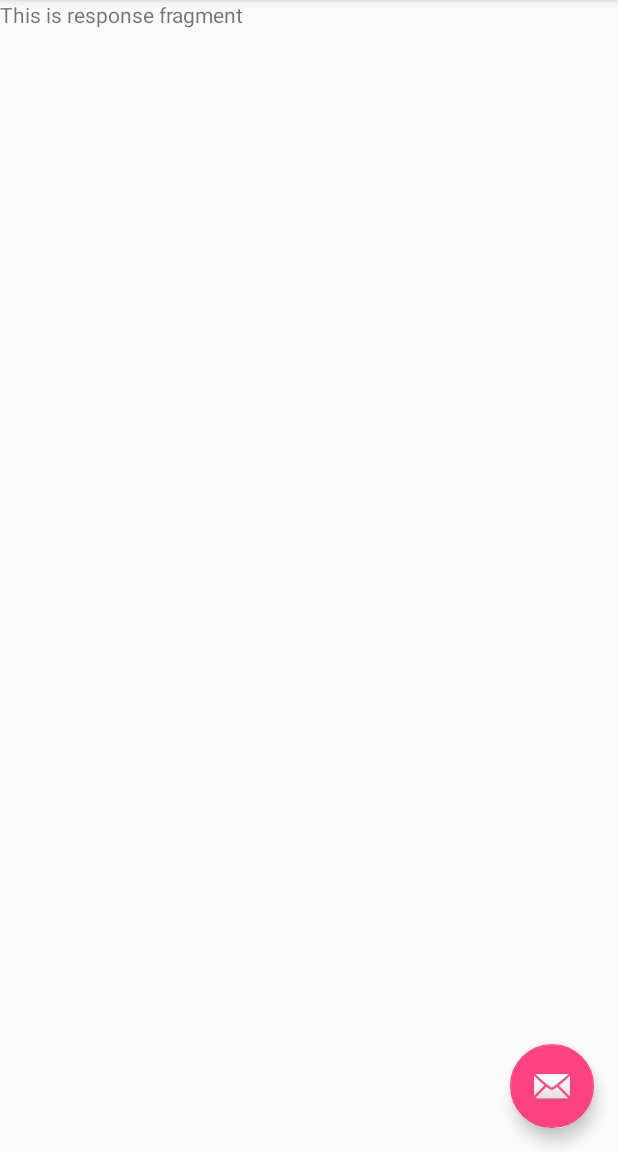
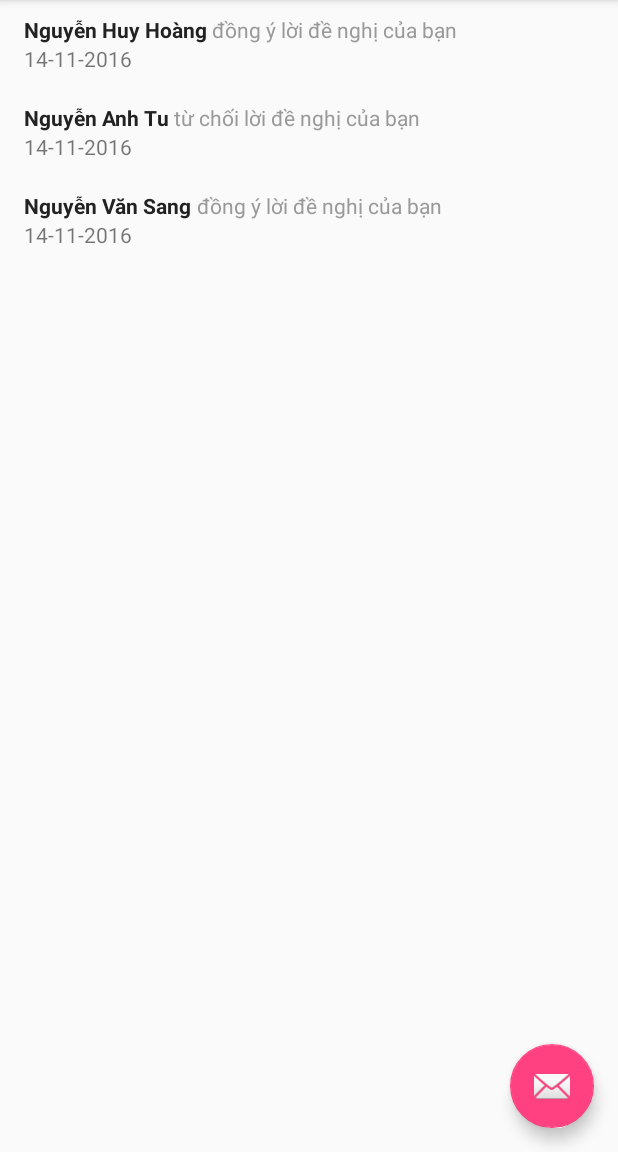
Before and after one commit to huyhoangk50/shipper, an Android app: the fragment SPNotificationFragment placed in its activity, on a phone screen of 412 x 824 dp, the part 84-1236 px from its top. Run offline under Robolectric (Android 15) with nearby library versions, the phone set to English and light mode, and no system bars; pictures from the network do not load; 3 statements that could not run were skipped.

Commit message:
xong cai notification

```diff
--- a/app/src/main/java/com/app/temproject/shipper/Activity/ReadFileActivity.java
+++ b/app/src/main/java/com/app/temproject/shipper/Activity/ReadFileActivity.java
@@ -36,7 +36,7 @@ public class ReadFileActivity{
         }
 
         if(text.toString().trim().equals("")){
-            return "http://192.168.0.102:3000/";
+            return "http://192.168.0.103:3000/";
         }else {
             return text.toString().trim();
         }
--- /dev/null
+++ b/app/src/main/java/com/app/temproject/shipper/Adapter/Shipper/SPNotificationAdapter.java
@@ -0,0 +1,72 @@
+package com.app.temproject.shipper.Adapter.Shipper;
+
+/**
+ * Created by hieppso194 on 09/12/2016.
+ */
+
+import android.support.v7.widget.RecyclerView;
+import android.view.LayoutInflater;
+import android.view.View;
+import android.view.ViewGroup;
+import android.widget.TextView;
+
+import com.app.temproject.shipper.Object.Notification;
+import com.app.temproject.shipper.ProjectVariable.Constant;
+import com.app.temproject.shipper.R;
+
+import java.util.List;
+
+public class SPNotificationAdapter extends RecyclerView.Adapter<SPNotificationAdapter.MyViewHolder> {
+
+    private List<Notification> SPNotificationList;
+
+    public class MyViewHolder extends RecyclerView.ViewHolder {
+        private TextView STActorName;
+        private TextView STAction;
+        private TextView STCreatedTime;
+
+        public MyViewHolder(View view) {
+            super(view);
+            STActorName = (TextView) view.findViewById(R.id.tv_STActorName);
+            STAction = (TextView) view.findViewById(R.id.tv_STAction);
+            STCreatedTime = (TextView) view.findViewById(R.id.tv_STCreatedTime);
+        }
+    }
+
+
+    public SPNotificationAdapter(List<Notification> SPNotificationList) {
+        this.SPNotificationList = SPNotificationList;
+    }
+
+    @Override
+    public MyViewHolder onCreateViewHolder(ViewGroup parent, int viewType) {
+        View itemView = LayoutInflater.from(parent.getContext())
+                .inflate(R.layout.sp_notification_list_row, parent, false);
+
+        return new MyViewHolder(itemView);
+    }
+
+    @Override
+    public void onBindViewHolder(MyViewHolder holder, int position) {
+        Notification notification = SPNotificationList.get(position);
+
+        holder.STActorName.setText(notification.getActorName());
+
+        if(notification.getCode() == Constant.ST_ACCEPT_CODE){
+            holder.STAction.setText("đồng ý lời đề nghị của bạn ");
+        } else if(notification.getCode() == Constant.ST_REFUSE_CODE){
+            holder.STAction.setText("từ chối lời đề nghị của bạn ");
+        } else if(notification.getCode() == Constant.SP_REQUEST_CODE){
+            holder.STAction.setText("gửi lời đề nghị của bạn ");
+        } else if(notification.getCode() == Constant.SP_CANCEL_CODE){
+            holder.STAction.setText("hủy bỏ lời đề nghị của bạn ");
+        }
+
+        holder.STCreatedTime.setText(notification.getCreatedTime());
+    }
+
+    @Override
+    public int getItemCount() {
+        return SPNotificationList.size();
+    }
+}
--- a/app/src/main/java/com/app/temproject/shipper/Fragment/Shipper/SPNotificationFragment.java
+++ b/app/src/main/java/com/app/temproject/shipper/Fragment/Shipper/SPNotificationFragment.java
@@ -2,33 +2,73 @@ package com.app.temproject.shipper.Fragment.Shipper;
 
 import android.os.Bundle;
 import android.support.v4.app.Fragment;
+import android.support.v7.app.AppCompatActivity;
+import android.support.v7.widget.RecyclerView;
+import android.support.v7.widget.Toolbar;
 import android.view.LayoutInflater;
 import android.view.View;
 import android.view.ViewGroup;
 
+import android.support.v7.widget.DefaultItemAnimator;
+import android.support.v7.widget.LinearLayoutManager;
+
+
+import java.util.ArrayList;
+import java.util.List;
+
+import com.app.temproject.shipper.Adapter.Shipper.SPNotificationAdapter;
+import com.app.temproject.shipper.Object.Notification;
 import com.app.temproject.shipper.R;
 
-/**
- * A simple {@link Fragment} subclass.
- * Activities that contain this fragment must implement the
- * {@link SPNotificationFragment.OnFragmentInteractionListener} interface
- * to handle interaction events.
- * Use the {@link SPNotificationFragment#newInstance} factory method to
- * create an instance of this fragment.
- */
+
 public class SPNotificationFragment extends Fragment {
+    private List<Notification> spNotificatiolist = new ArrayList<>();
+    private RecyclerView recyclerView;
+    private SPNotificationAdapter spNotificationAdapter;
+    private Notification notification;
+
     public SPNotificationFragment(){}
 
     @Override
     public void onCreate ( Bundle savedInstanceState )
     {
         super.onCreate(savedInstanceState);
+
     }
 
-    @Override
+
     public View onCreateView (LayoutInflater inflater , ViewGroup container , Bundle savedInstanceState )
     {
         View rootView = inflater.inflate(R.layout.sp_fragment_notification, container, false);
+
+        Toolbar toolbar = (Toolbar) rootView.findViewById(R.id.toolbar);
+        ((AppCompatActivity)getActivity()).setSupportActionBar(toolbar);
+
+        recyclerView = (RecyclerView) rootView.findViewById(R.id.rv_SPNotification);
+
+        spNotificationAdapter = new SPNotificationAdapter(spNotificatiolist);
+        recyclerView.setLayoutManager(new LinearLayoutManager(getContext()));
+        recyclerView.setItemAnimator(new DefaultItemAnimator());
+        recyclerView.setAdapter(spNotificationAdapter);
+
+        LoadSPNotificationData();
         return rootView;
+
+
     }
+
+
+    private void LoadSPNotificationData() {
+        notification = new Notification("Nguyễn Huy Hoàng ",2,0,"14-11-2016");
+        spNotificatiolist.add(notification);
+
+        notification = new Notification("Nguyễn Anh Tu ",2,1,"14-11-2016");
+        spNotificatiolist.add(notification);
+
+        notification = new Notification("Nguyễn Văn Sang ",2,0,"14-11-2016");
+        spNotificatiolist.add(notification);
+
+        //SPNotificationAdapter.notifyDataSetChanged();
+    }
+
 }
--- a/app/src/main/java/com/app/temproject/shipper/Object/Notification.java
+++ b/app/src/main/java/com/app/temproject/shipper/Object/Notification.java
@@ -8,44 +8,37 @@ import com.google.gson.annotations.SerializedName;
  */
 
 public class Notification {
-    @SerializedName(Constant.KEY_USER_ID)
-    private int UserID;
+    @SerializedName(Constant.KEY_ACTOR_NAME)
+    private String ActorName;
 
     @SerializedName(Constant.KEY_ROLE)
     private int Role;
 
-    @SerializedName(Constant.KEY_TYPE)
-    private int Type;
+    @SerializedName(Constant.KEY_CODE)
+    private int Code;
 
     @SerializedName(Constant.KEY_CREATED_TIME)
     private String CreatedTime;
-
-    @SerializedName(Constant.KEY_UPDATED_TIME)
-    private String UpdatedTime;
-
-
-
-
-    public Notification(int UserID, int Type, int Role, String CreatedTime, String UpdatedTime ) {
-        //super(UserID, Type, Role, CreatedTime, UpdatedTime);
-        this.UserID = UserID;
-        this. Type  = Type;
-        this.Role = Role;
-        this.CreatedTime = CreatedTime;
-        this.UpdatedTime = UpdatedTime;
-
-    }
 
     public Notification() {
 
     }
 
-    public int getUserID() {
-        return UserID;
+    public Notification(String ActorName, int Role, int Code,String CreatedTime) {
+        //super(UserID, Type, Role, CreatedTime, UpdatedTime);
+        this.ActorName = ActorName;
+        this.Role = Role;
+        this.Code = Code;
+        this.CreatedTime = CreatedTime;
+
     }
 
-    public void setUserID(int userID) {
-        UserID = userID;
+    public String getActorName() {
+        return ActorName;
+    }
+
+    public void setActorName(String actorName) {
+        ActorName = actorName;
     }
 
     public int getRole() {
@@ -56,12 +49,12 @@ public class Notification {
         Role = role;
     }
 
-    public int getType() {
-        return Type;
+    public int getCode() {
+        return Code;
     }
 
-    public void setType(int type) {
-        Type = type;
+    public void setCode(int code) {
+        Code = code;
     }
 
     public String getCreatedTime() {
@@ -71,13 +64,4 @@ public class Notification {
     public void setCreatedTime(String createdTime) {
         CreatedTime = createdTime;
     }
-
-    public String getUpdatedTime() {
-        return UpdatedTime;
-    }
-
-    public void setUpdatedTime(String updatedTime) {
-        UpdatedTime = updatedTime;
-    }
-
 }
--- a/app/src/main/java/com/app/temproject/shipper/ProjectVariable/Constant.java
+++ b/app/src/main/java/com/app/temproject/shipper/ProjectVariable/Constant.java
@@ -43,9 +43,11 @@ public class Constant {
     public static final String KEY_PRODUCT_ID = "product_id";
     public static final String KEY_PRODUCT_NAME = "product_name";
     public static final String KEY_STATUS = "status";
+    public static final String KEY_ACTOR_NAME = "actor_name";
     public static final String KEY_CREATED_TIME = "created_time";
     public static final String KEY_UPDATED_TIME = "updated_time";
     public static final String KEY_STORE_NAME = "name";
+    public static final String KEY_CODE = "code";
     public static final String KEY_STORE_POSITION = "street";
     public static final String KEY_REQUEST_ID = "requestId";
     public static final String KEY_USER_ID = "userId";
@@ -106,6 +108,10 @@ public class Constant {
     public static final String NOT_EXISTED_EMAIL = "Email không tồn tại";
     public static final String ACTIVE_CODE_MESSAGE = "Mã số kích hoạt đã được gửi vào địa chỉ email";
     public static final String OK = "Ok";
+    public static int ST_ACCEPT_CODE = 0;
+    public static int ST_REFUSE_CODE = 1;
+    public static int SP_REQUEST_CODE = 2;
+    public static int SP_CANCEL_CODE = 3;
     public static int ACTIVE_STATUS = 1;
     public static int NOT_ACTIVE_STATUS = 0;
     public static int MIN_PASS_LENGTH = 6;
--- a/app/src/main/res/layout/activity_login.xml
+++ b/app/src/main/res/layout/activity_login.xml
@@ -54,7 +54,7 @@
                 android:background="@drawable/border"
                 android:layout_width="match_parent"
                 android:layout_height="wrap_content"
-                android:text="huyhoangk50@gmail.com"
+                android:text="d@gmail.com"
                 android:hint="@string/email" />
 
             <TextView
@@ -81,7 +81,7 @@
                 android:layout_width="match_parent"
                 android:layout_height="wrap_content"
                 android:inputType="textPassword"
-                android:text="123456"
+                android:text="d@gmail.com"
                 android:hint="@string/password" />
 
             <TextView
--- a/app/src/main/res/layout/sp_fragment_notification.xml
+++ b/app/src/main/res/layout/sp_fragment_notification.xml
@@ -1,13 +1,18 @@
-<FrameLayout xmlns:android="http://schemas.android.com/apk/res/android"
-    xmlns:tools="http://schemas.android.com/tools"
+<?xml version="1.0" encoding="utf-8"?>
+<RelativeLayout
+xmlns:android="http://schemas.android.com/apk/res/android"
+xmlns:tools="http://schemas.android.com/tools"
+xmlns:app="http://schemas.android.com/apk/res-auto"
+android:layout_width="match_parent"
+android:layout_height="match_parent"
+app:layout_behavior="@string/appbar_scrolling_view_behavior"
+tools:showIn="@layout/activity_main"
+tools:context=".layout.ResponseFragment">
+
+<android.support.v7.widget.RecyclerView
+    android:id="@+id/rv_SPNotification"
     android:layout_width="match_parent"
-    android:layout_height="match_parent"
-    tools:context=".layout.ResponseFragment">
+    android:layout_height="wrap_content"
+    android:scrollbars="vertical" />
 
-    <!-- TODO: Update blank fragment layout -->
-    <TextView
-        android:layout_width="match_parent"
-        android:layout_height="match_parent"
-        android:text="This is response fragment" />
-
-</FrameLayout>
+</RelativeLayout>
--- /dev/null
+++ b/app/src/main/res/layout/sp_notification_list_row.xml
@@ -0,0 +1,36 @@
+<?xml version="1.0" encoding="utf-8"?>
+<RelativeLayout xmlns:android="http://schemas.android.com/apk/res/android"
+    android:layout_width="match_parent"
+    android:layout_height="wrap_content"
+    android:focusable="true"
+    android:paddingLeft="16dp"
+    android:paddingRight="16dp"
+    android:paddingTop="10dp"
+    android:paddingBottom="10dp"
+    android:clickable="true"
+    android:background="?android:attr/selectableItemBackground"
+    android:orientation="vertical">
+
+    <TextView
+        android:id="@+id/tv_STActorName"
+        android:textColor="@color/actorname"
+        android:textStyle="bold"
+        android:layout_alignParentTop="true"
+        android:layout_width="wrap_content"
+        android:layout_height="wrap_content" />
+
+    <TextView
+        android:id="@+id/tv_STCreatedTime"
+        android:layout_below="@id/tv_STActorName"
+        android:layout_width="match_parent"
+        android:layout_height="wrap_content" />
+
+    <TextView
+        android:id="@+id/tv_STAction"
+        android:textColor="@color/action"
+        android:layout_width="wrap_content"
+        android:layout_toRightOf="@id/tv_STActorName"
+        android:layout_alignParentRight="true"
+        android:layout_height="wrap_content" />
+
+</RelativeLayout>
--- a/app/src/main/res/values/colors.xml
+++ b/app/src/main/res/values/colors.xml
@@ -146,4 +146,8 @@
     <color name="DarkBlue">#00008B</color>
     <color name="Navy">#000080</color>
     <color name="Black">#000000</color>
+
+    <color name="action">#999999</color>
+    <color name="actorname">#222222</color>
+
 </resources>
```
Also changed, not shown: app/src/main/java/com/app/temproject/shipper/Adapter/Store/STNotificationAdapter.java (added, +72 -0 lines), app/src/main/java/com/app/temproject/shipper/Fragment/Store/STNotificationFragment.java (+50 -1 lines), app/src/main/res/layout/st_fragment_notification.xml (+16 -4 lines), app/src/main/res/layout/st_notification_list_row.xml (added, +36 -0 lines), 1 other file.
